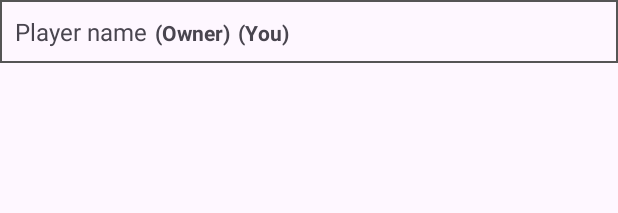
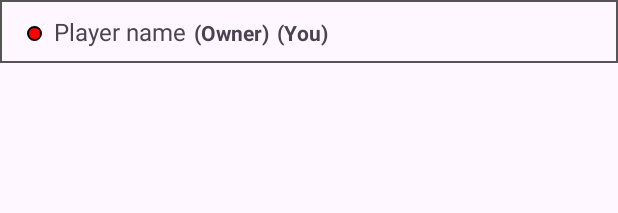
Before and after one commit to gammaStrahlung/monopoly_app, an Android app: the layout player_view.xml on its own in the app's theme, with its tools: preview values and no code run, on a phone screen of 412 x 824 dp. Shown: the top 213 px of the screen. Run offline under Robolectric (Android 15) with nearby library versions, the phone set to English and light mode, and no system bars.

Commit message:
add player icon colors next to names

```diff
--- a/app/src/main/java/at/gammastrahlung/monopoly_app/adapters/PlayerAdapter.java
+++ b/app/src/main/java/at/gammastrahlung/monopoly_app/adapters/PlayerAdapter.java
@@ -5,6 +5,7 @@ import android.graphics.Color;
 import android.view.LayoutInflater;
 import android.view.View;
 import android.view.ViewGroup;
+import android.widget.ImageView;
 import android.widget.TextView;
 
 import androidx.annotation.NonNull;
@@ -57,6 +58,8 @@ public class PlayerAdapter extends RecyclerView.Adapter<PlayerAdapter.PlayerView
         Player player = players.get(position);
 
         holder.playerNameView.setText(player.getName());
+        int playerIconResourceId = context.getResources().getIdentifier("playericon_" + (position + 1), "drawable", context.getPackageName());
+        holder.playerIcon.setImageResource(playerIconResourceId);
 
         if (player.equals(thisPlayer))
             holder.isCurrentPlayer.setText(R.string.playerList_IsYou);
@@ -99,12 +102,15 @@ public class PlayerAdapter extends RecyclerView.Adapter<PlayerAdapter.PlayerView
         protected TextView isCurrentPlayer;
         protected TextView playerMoney;
 
+        protected ImageView playerIcon;
+
         public PlayerViewHolder(@NonNull View itemView) {
             super(itemView);
             playerNameView = itemView.findViewById(R.id.player_name);
             isGameOwner = itemView.findViewById(R.id.isGameOwner);
             isCurrentPlayer = itemView.findViewById(R.id.isCurrentPlayer);
             playerMoney = itemView.findViewById(R.id.playerMoney);
+            playerIcon = itemView.findViewById(R.id.player_icon);
         }
     }
 }
--- a/app/src/main/res/layout/player_view.xml
+++ b/app/src/main/res/layout/player_view.xml
@@ -6,6 +6,15 @@
     android:layout_height="wrap_content"
     android:padding="10dp"
     android:background="@drawable/list_border">
+
+    <ImageView
+        android:id="@+id/player_icon"
+        android:layout_width="10dp"
+        android:layout_height="10dp"
+        android:layout_marginTop="7dp"
+        android:layout_marginStart="8dp"
+        android:layout_marginEnd="8dp"
+        android:src="@drawable/playericon_1" />
 
     <TextView
         android:id="@+id/player_name"
@@ -32,7 +41,7 @@
 
     <TextView
         android:id="@+id/playerMoney"
-        android:layout_width="wrap_content"
+        android:layout_width="27dp"
         android:layout_height="wrap_content"
         android:layout_marginStart="5dp" />
 
```
Also changed, not shown: app/src/main/res/layout/activity_board.xml (+4 -3 lines).
